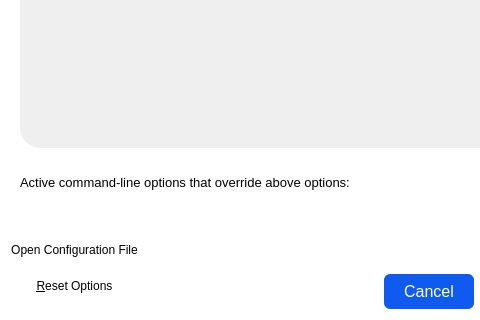
The window that src/qt/forms/optionsdialog.ui (Veil-Project/veil) describes before a commit, drawn with Qt 5; both pictures show x 0 to 480 and y 120 to 440 of the 581 by 440 pixel window.
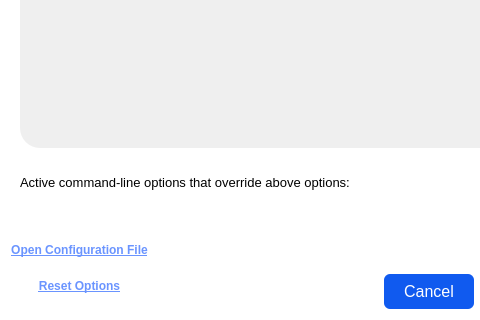
The same window after the commit. Icons and pictures are not drawn. Custom widgets are drawn as their Qt base class.

Commit message: Make the push buttons in Advanced Preferences look more "clickable" Fix the tool tip color.

The edit to the form file:
```diff
--- a/src/qt/forms/optionsdialog.ui
+++ b/src/qt/forms/optionsdialog.ui
@@ -1099,9 +1099,22 @@
       <layout class="QVBoxLayout" name="verticalLayout_Buttons">
        <item>
         <widget class="QPushButton" name="openBitcoinConfButton">
+         <property name="font">
+          <font>
+           <weight>75</weight>
+           <bold>true</bold>
+           <underline>true</underline>
+          </font>
+         </property>
+         <property name="cursor">
+          <cursorShape>PointingHandCursor</cursorShape>
+         </property>
          <property name="toolTip">
           <string>Open the %1 configuration file from the working directory.</string>
          </property>
+         <property name="styleSheet">
+          <string notr="true">color: rgb(106,148,255);</string>
+         </property>
          <property name="text">
           <string>Open Configuration File</string>
          </property>
@@ -1112,9 +1125,22 @@
        </item>
        <item>
         <widget class="QPushButton" name="resetButton">
+         <property name="font">
+          <font>
+           <weight>75</weight>
+           <bold>true</bold>
+           <underline>true</underline>
+          </font>
+         </property>
+         <property name="cursor">
+          <cursorShape>PointingHandCursor</cursorShape>
+         </property>
          <property name="toolTip">
           <string>Reset all client options to default.</string>
          </property>
+         <property name="styleSheet">
+          <string notr="true">color: rgb(106,148,255);</string>
+         </property>
          <property name="text">
           <string>&amp;Reset Options</string>
          </property>
```
Left out of the diff: 4 changed lines with no effect on the pictures.
